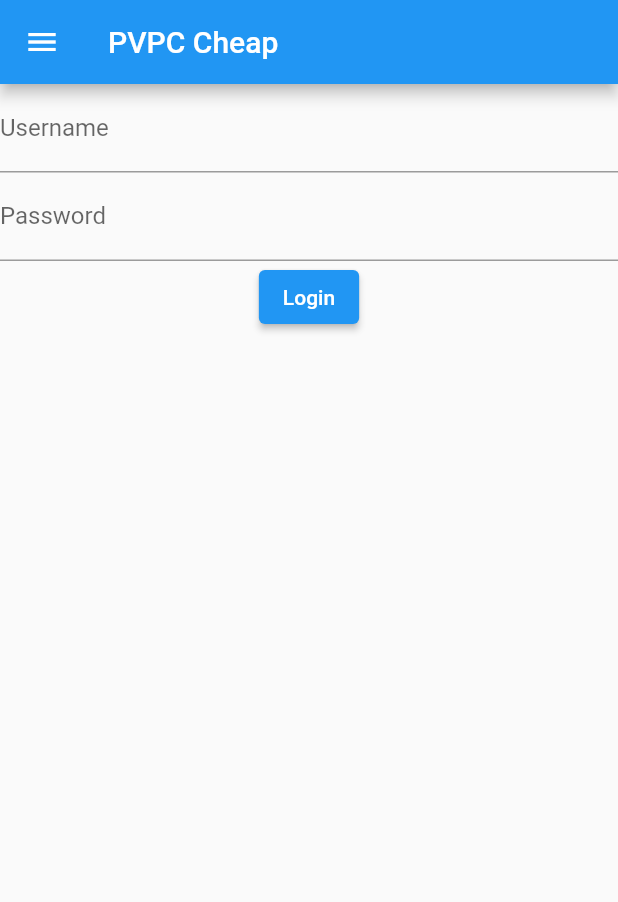
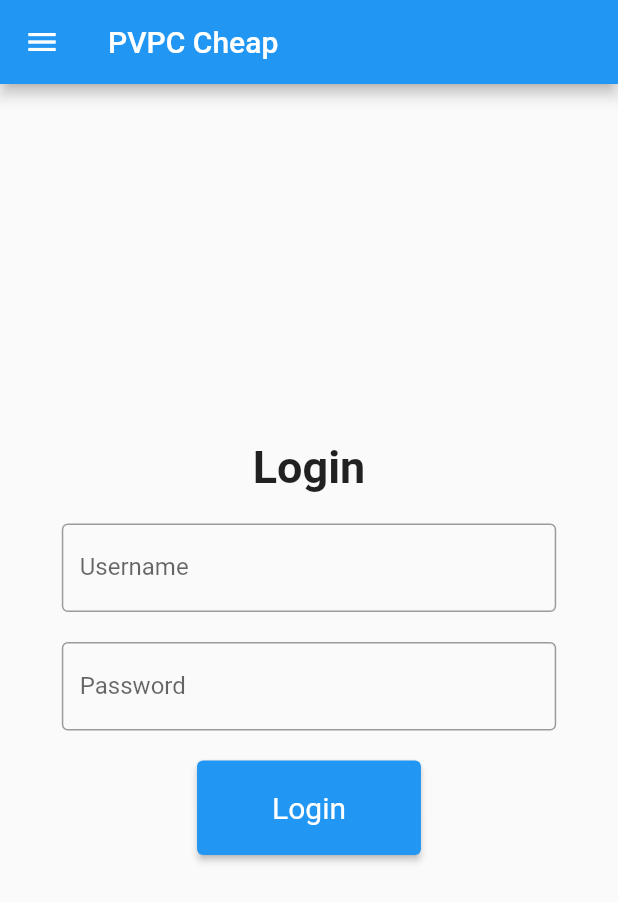
Before and after one commit to crashbit666/pvpccheap_android, a Flutter app: the screen it shows after launch, on a phone screen of 412 x 824 dp. Shown: the top 902 px of the screen. Run offline on Flutter 3.47's test engine with Material 2 defaults, Android fonts, the phone set to English and light mode, and no system bars; our stand-ins replace shared_preferences.

Commit message:
Add styles to login screen

```diff
--- a/lib/login_screen.dart
+++ b/lib/login_screen.dart
@@ -22,14 +22,21 @@ class LoginScreenState extends State<LoginScreen> {
   @override
   Widget build(BuildContext context) {
     return Scaffold(
-      body: Form(
+      body: Center(
+        child: SizedBox(
+          width: MediaQuery.of(context).size.width * 0.8,
+          child: Form(
             key: _formKey,
             child: Column(
+              mainAxisAlignment: MainAxisAlignment.center,
               children: <Widget>[
+                const Text('Login', style: TextStyle(fontSize: 30, fontWeight: FontWeight.bold)),
+                const SizedBox(height: 20),
                 TextFormField(
                   controller: _usernameController,
                   decoration: const InputDecoration(
                     labelText: 'Username',
+                    border: OutlineInputBorder(),
                   ),
                   validator: (value) {
                     if (value == null || value.isEmpty) {
@@ -38,27 +45,36 @@ class LoginScreenState extends State<LoginScreen> {
                     return null;
                   },
                 ),
+                const SizedBox(height: 20),
                 TextFormField(
                   controller: _passwordController,
                   obscureText: true,
                   decoration: const InputDecoration(
                     labelText: 'Password',
+                    border: OutlineInputBorder(),
                   ),
                   validator: (value) {
                     if (value == null || value.isEmpty) {
-                  return 'Please, insert your password';
+                      return 'Insert your password';
                     }
                     return null;
                   },
                 ),
+                const SizedBox(height: 20),
                 ElevatedButton(
+                  style: ElevatedButton.styleFrom(
+                    padding: const EdgeInsets.symmetric(horizontal: 50, vertical: 20),
+                    textStyle: const TextStyle(fontSize: 20),
+                  ),
                   onPressed: _login,
                   child: _isLoading
-                  ? const CircularProgressIndicator()
+                      ? const CircularProgressIndicator(color: Colors.white)
                       : const Text('Login'),
                 ),
-            Text(_errorMessage),
+                Text(_errorMessage, style: const TextStyle(color: Colors.red)),
               ],
+            ),
+          ),
         ),
       ),
     );
```
Lines whose indentation alone changed are shown as unchanged.
